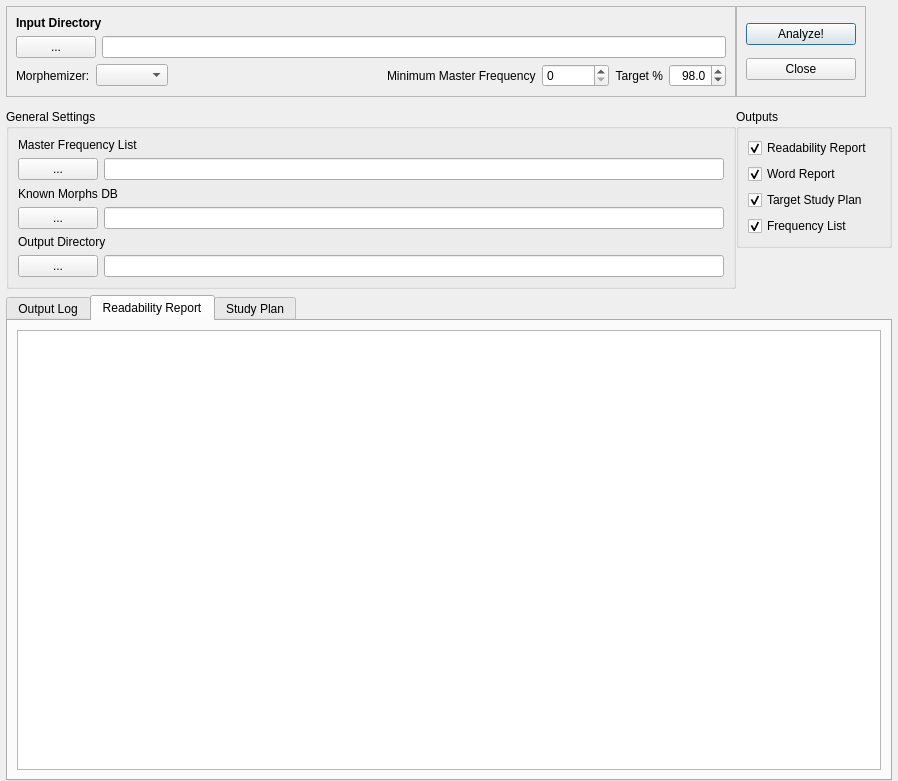
Qt form addons21/900801631/morph/readability.ui (djohn833/Anki2) before a commit.
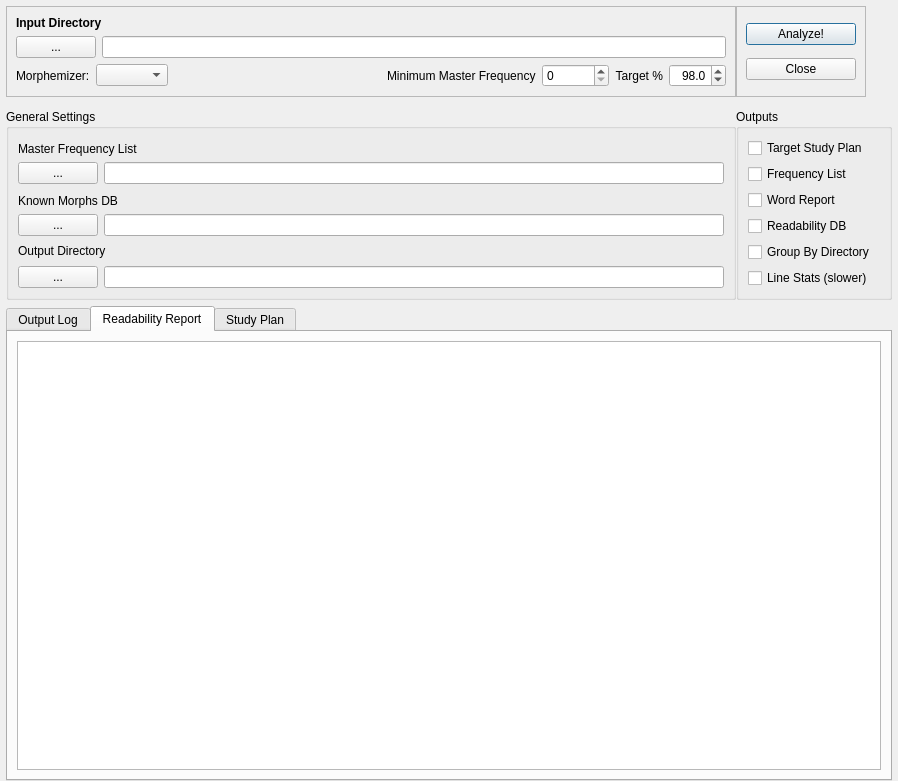
The same form after that commit. Custom widgets are drawn as their Qt base class.

```diff
--- a/addons21/900801631/morph/readability.ui
+++ b/addons21/900801631/morph/readability.ui
@@ -339,33 +339,13 @@
         <string>Outputs</string>
        </property>
        <layout class="QVBoxLayout" name="verticalLayout_5">
-        <item>
-         <widget class="QCheckBox" name="readabilityReportCheckBox">
-          <property name="text">
-           <string>Readability Report</string>
-          </property>
-          <property name="checked">
-           <bool>true</bool>
-          </property>
-         </widget>
-        </item>
-        <item>
-         <widget class="QCheckBox" name="wordReportCheckBox">
-          <property name="text">
-           <string>Word Report</string>
-          </property>
-          <property name="checked">
-           <bool>true</bool>
-          </property>
-         </widget>
-        </item>
         <item>
          <widget class="QCheckBox" name="studyPlanCheckBox">
           <property name="text">
            <string>Target Study Plan</string>
           </property>
           <property name="checked">
-           <bool>true</bool>
+           <bool>false</bool>
           </property>
          </widget>
         </item>
@@ -375,7 +355,47 @@
            <string>Frequency List</string>
           </property>
           <property name="checked">
-           <bool>true</bool>
+           <bool>false</bool>
+          </property>
+         </widget>
+        </item>
+        <item>
+         <widget class="QCheckBox" name="wordReportCheckBox">
+          <property name="text">
+           <string>Word Report</string>
+          </property>
+          <property name="checked">
+           <bool>false</bool>
+          </property>
+         </widget>
+        </item>
+        <item>
+         <widget class="QCheckBox" name="readabilityDBCheckBox">
+          <property name="text">
+           <string>Readability DB</string>
+          </property>
+          <property name="checked">
+           <bool>false</bool>
+          </property>
+         </widget>
+        </item>
+        <item>
+         <widget class="QCheckBox" name="groupByDirCheckBox">
+          <property name="text">
+           <string>Group By Directory</string>
+          </property>
+          <property name="checked">
+           <bool>false</bool>
+          </property>
+         </widget>
+        </item>
+        <item>
+         <widget class="QCheckBox" name="processLinesCheckBox">
+          <property name="text">
+           <string>Line Stats (slower)</string>
+          </property>
+          <property name="checked">
+           <bool>false</bool>
           </property>
          </widget>
         </item>
```
